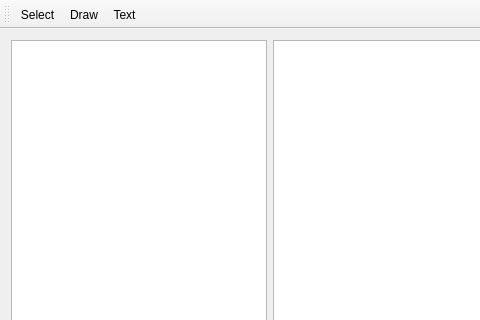
Before: the Qt Designer form mainwindow.ui in baronleonardo/Journal, drawn with Qt 5; both pictures show x 0 to 480 and y 0 to 320 of the 1367 by 720 pixel window.
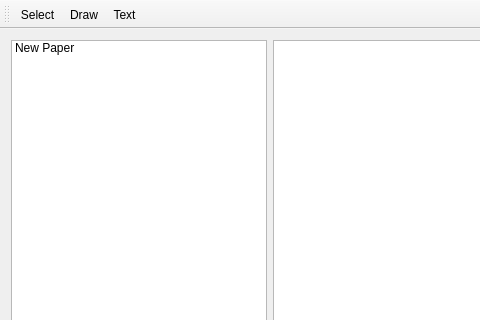
After: the same form once the commit is applied. Icons and pictures are not drawn. Custom widgets are drawn as their Qt base class.

Commit message: added a button to create a new paper.

Diff of the .ui file:
```diff
--- a/mainwindow.ui
+++ b/mainwindow.ui
@@ -26,7 +26,13 @@
      </widget>
     </item>
     <item row="0" column="0">
-     <widget class="PaperList" name="listWidget"/>
+     <widget class="PaperList" name="listWidget">
+      <item>
+       <property name="text">
+        <string>New Paper</string>
+       </property>
+      </item>
+     </widget>
     </item>
    </layout>
   </widget>
```
The commit also changes 1 other file.
